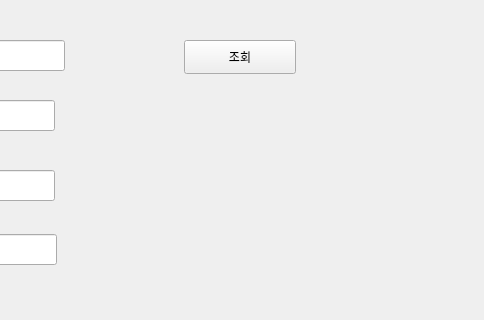
Above: 코빗 시세 조회기.ui from Nayeong99/pythonbasicclass before the change; both pictures show x 316 to 800 and y 0 to 320 of the 800 by 600 pixel window. Below: the same form after it.
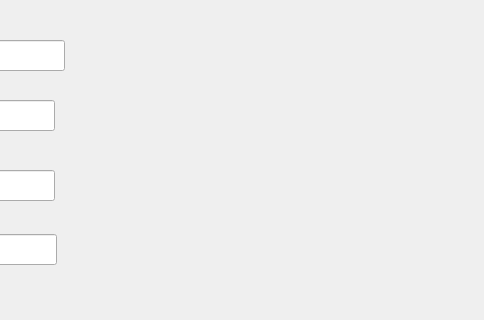
That is the form after the change. Icons and pictures are not drawn.

Patch:
```diff
--- a/코빗 시세 조회기.ui
+++ b/코빗 시세 조회기.ui
@@ -31,19 +31,6 @@
      <string>비트코인 현재가:</string>
     </property>
    </widget>
-   <widget class="QPushButton" name="pushButton">
-    <property name="geometry">
-     <rect>
-      <x>500</x>
-      <y>40</y>
-      <width>112</width>
-      <height>34</height>
-     </rect>
-    </property>
-    <property name="text">
-     <string>조회</string>
-    </property>
-   </widget>
    <widget class="QLineEdit" name="lineEdit">
     <property name="geometry">
      <rect>
```
